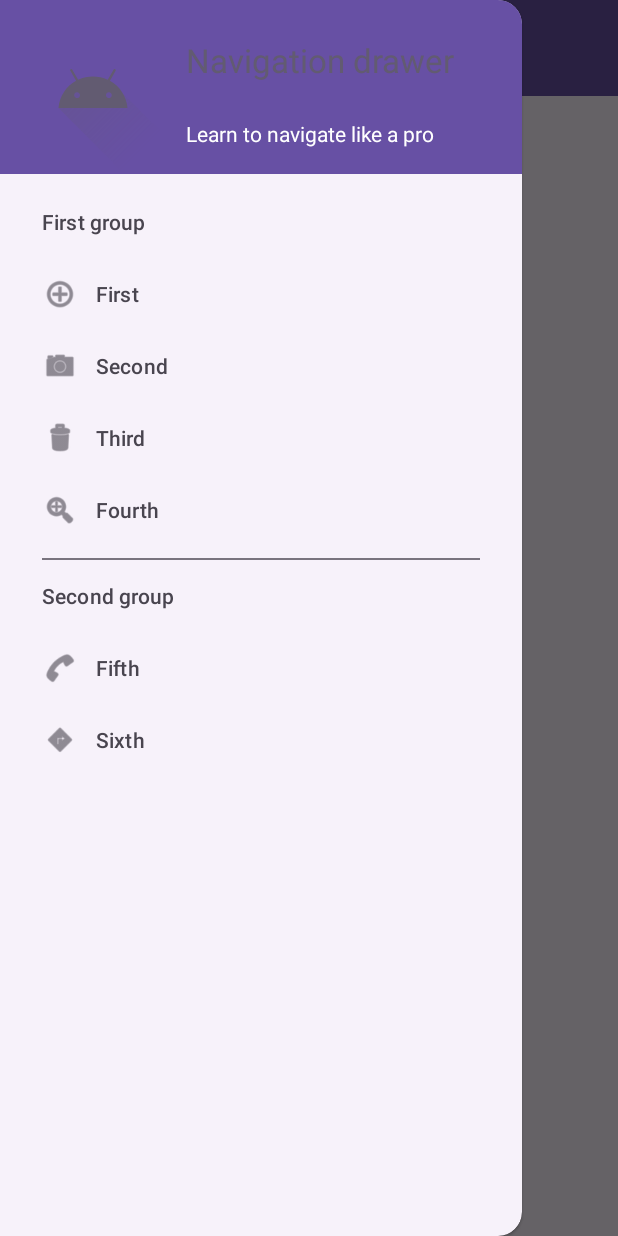
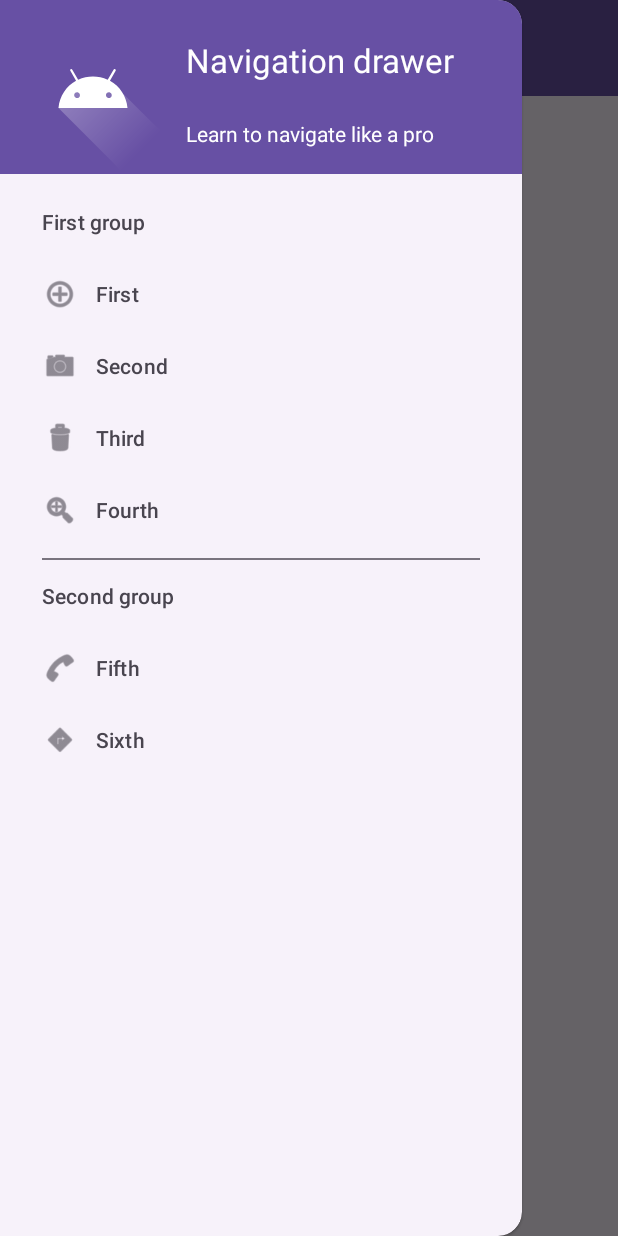
Before and after one commit to AndroidUPV/Ex14_NavigationDrawer, an Android app: the screen it shows after launch (MainActivity), with the side drawer open, on a phone screen of 412 x 824 dp. Run offline under Robolectric (Android 15) with nearby library versions, the phone set to English and light mode, and no system bars; our stand-ins replace navigation-ui.

Commit message:
Minor updates

```diff
--- a/app/build.gradle.kts
+++ b/app/build.gradle.kts
@@ -53,7 +53,7 @@ dependencies {
 
     implementation("androidx.core:core-ktx:1.12.0")
     implementation("androidx.appcompat:appcompat:1.6.1")
-    implementation("com.google.android.material:material:1.10.0")
+    implementation("com.google.android.material:material:1.11.0")
     implementation("androidx.constraintlayout:constraintlayout:2.1.4")
     implementation("androidx.activity:activity-ktx:1.8.2")
     implementation("androidx.fragment:fragment-ktx:1.6.2")
--- a/app/src/main/res/layout/drawer_header.xml
+++ b/app/src/main/res/layout/drawer_header.xml
@@ -24,7 +24,7 @@
         android:layout_margin="8dp"
         android:text="@string/header_title"
         android:textAppearance="@style/TextAppearance.AppCompat.Large"
-        android:textColor="?attr/colorSecondary"
+        android:textColor="?attr/colorOnPrimary"
         app:layout_constraintBottom_toTopOf="@+id/tvHeaderSubtitle"
         app:layout_constraintEnd_toEndOf="parent"
         app:layout_constraintStart_toEndOf="@+id/ivHeader"
@@ -39,7 +39,7 @@
         android:layout_margin="8dp"
         android:text="@string/header_subtitle"
         android:textAppearance="@style/TextAppearance.AppCompat.Small"
-        android:textColor="@color/white"
+        android:textColor="?attr/colorOnPrimary"
         app:layout_constraintBottom_toBottomOf="@+id/ivHeader"
         app:layout_constraintEnd_toEndOf="parent"
         app:layout_constraintStart_toEndOf="@+id/ivHeader"
@@ -55,5 +55,5 @@
         app:layout_constraintStart_toStartOf="parent"
         app:layout_constraintTop_toTopOf="parent"
         app:srcCompat="@drawable/ic_launcher_foreground"
-        app:tint="?attr/colorSecondary" />
+        app:tint="?attr/colorOnPrimary" />
 </androidx.constraintlayout.widget.ConstraintLayout>
--- a/build.gradle.kts
+++ b/build.gradle.kts
@@ -11,6 +11,6 @@
 
 // Top-level build file where you can add configuration options common to all sub-projects/modules.
 plugins {
-    id("com.android.application") version "8.2.0" apply false
+    id("com.android.application") version "8.2.1" apply false
     id("org.jetbrains.kotlin.android") version "1.9.10" apply false
 }
```
